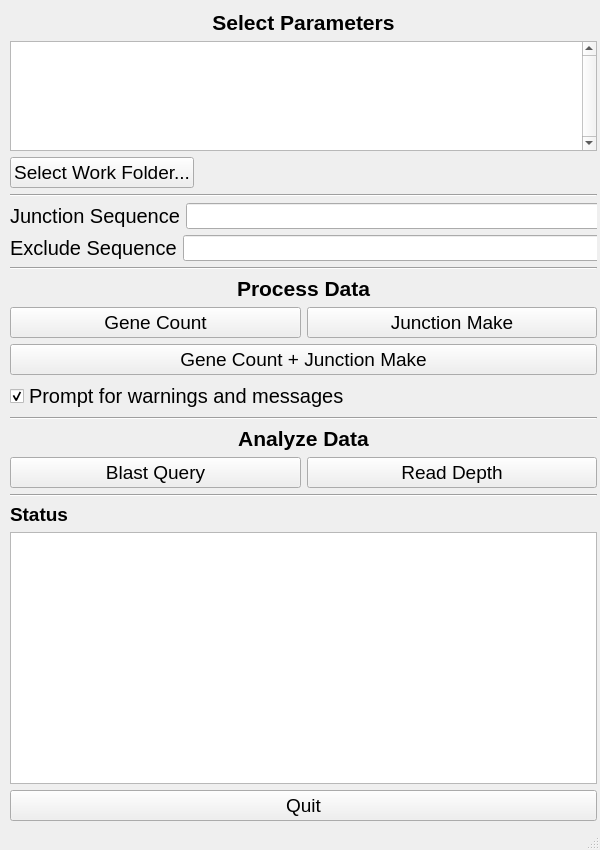
Qt form deepn/mainwindow.ui (emptyewer/deepn-) before a commit.
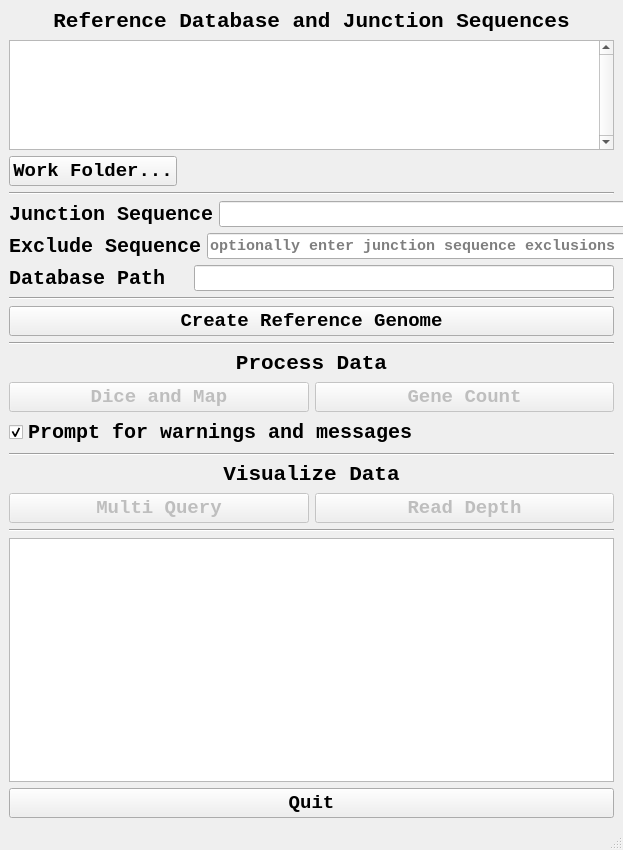
The same form after that commit. Icons and pictures are not drawn. Custom widgets are drawn as their Qt base class.

The edit to the form file:
```diff
--- a/deepn/mainwindow.ui
+++ b/deepn/mainwindow.ui
@@ -6,7 +6,7 @@
    <rect>
     <x>0</x>
     <y>0</y>
-    <width>600</width>
+    <width>623</width>
     <height>850</height>
    </rect>
   </property>
@@ -18,40 +18,41 @@
   </property>
   <property name="minimumSize">
    <size>
-    <width>600</width>
+    <width>623</width>
     <height>850</height>
    </size>
   </property>
   <property name="maximumSize">
    <size>
-    <width>600</width>
+    <width>16777215</width>
     <height>850</height>
    </size>
   </property>
+  <property name="font">
+   <font>
+    <family>Courier New</family>
+    <pointsize>11</pointsize>
+    <bold>true</bold>
+   </font>
+  </property>
   <property name="windowTitle">
    <string>DEEPN++</string>
   </property>
   <widget class="QWidget" name="centralwidget">
-   <widget class="QWidget" name="layoutWidget">
-    <property name="geometry">
-     <rect>
-      <x>10</x>
-      <y>10</y>
-      <width>587</width>
-      <height>811</height>
-     </rect>
-    </property>
+   <layout class="QHBoxLayout" name="horizontalLayout">
+    <item>
     <layout class="QVBoxLayout" name="verticalLayout_2">
      <item>
       <widget class="QLabel" name="select_parameters_lbl">
        <property name="font">
         <font>
+          <family>Courier New</family>
          <pointsize>16</pointsize>
          <bold>true</bold>
         </font>
        </property>
        <property name="text">
-        <string>Select Parameters</string>
+         <string>Reference Database and Junction Sequences</string>
        </property>
        <property name="alignment">
         <set>Qt::AlignCenter</set>
@@ -68,7 +69,9 @@
        </property>
        <property name="font">
         <font>
+          <family>Courier New</family>
          <pointsize>14</pointsize>
+          <bold>true</bold>
         </font>
        </property>
        <property name="verticalScrollBarPolicy">
@@ -109,11 +112,13 @@
         <widget class="QPushButton" name="select_folder_btn">
          <property name="font">
           <font>
+            <family>Courier New</family>
            <pointsize>14</pointsize>
+            <bold>true</bold>
           </font>
          </property>
          <property name="text">
-          <string>Select Work Folder...</string>
+           <string>Work Folder...</string>
          </property>
         </widget>
        </item>
@@ -121,7 +126,9 @@
         <widget class="QLabel" name="folder_path_lbl">
          <property name="font">
           <font>
+            <family>Courier New</family>
            <pointsize>14</pointsize>
+            <bold>true</bold>
           </font>
          </property>
          <property name="text">
@@ -157,7 +164,9 @@
         <widget class="QLabel" name="junction_lbl">
          <property name="font">
           <font>
+            <family>Courier New</family>
            <pointsize>15</pointsize>
+            <bold>true</bold>
           </font>
          </property>
          <property name="text">
@@ -165,19 +174,6 @@
          </property>
         </widget>
        </item>
-       <item>
-        <spacer name="hs1">
-         <property name="orientation">
-          <enum>Qt::Horizontal</enum>
-         </property>
-         <property name="sizeHint" stdset="0">
-          <size>
-           <width>40</width>
-           <height>20</height>
-          </size>
-         </property>
-        </spacer>
-       </item>
        <item>
         <widget class="QLineEdit" name="junction_sequence_txt">
          <property name="minimumSize">
@@ -188,20 +184,27 @@
          </property>
          <property name="font">
           <font>
+            <family>Courier New</family>
            <pointsize>11</pointsize>
-          </font>
-         </property>
+            <bold>true</bold>
+           </font>
+          </property>
+          <property name="readOnly">
+           <bool>false</bool>
+          </property>
         </widget>
        </item>
       </layout>
      </item>
      <item>
-      <layout class="QHBoxLayout" name="process_data_layout_4">
+       <layout class="QHBoxLayout" name="process_data_layout_5">
        <item>
         <widget class="QLabel" name="exclude_lbl">
          <property name="font">
           <font>
+            <family>Courier New</family>
            <pointsize>15</pointsize>
+            <bold>true</bold>
           </font>
          </property>
          <property name="text">
@@ -210,7 +213,7 @@
         </widget>
        </item>
        <item>
-        <spacer name="hs2">
+         <spacer name="horizontalSpacer_3">
          <property name="orientation">
           <enum>Qt::Horizontal</enum>
          </property>
@@ -232,8 +235,65 @@
          </property>
          <property name="font">
           <font>
+            <family>Courier New</family>
            <pointsize>11</pointsize>
-          </font>
+            <bold>true</bold>
+           </font>
+          </property>
+          <property name="placeholderText">
+           <string>optionally enter junction sequence exclusions</string>
+          </property>
+         </widget>
+        </item>
+       </layout>
+      </item>
+      <item>
+       <layout class="QHBoxLayout" name="process_data_layout_4">
+        <item>
+         <widget class="QLabel" name="database_lbl">
+          <property name="font">
+           <font>
+            <family>Courier New</family>
+            <pointsize>15</pointsize>
+            <bold>true</bold>
+           </font>
+          </property>
+          <property name="text">
+           <string>Database Path</string>
+          </property>
+         </widget>
+        </item>
+        <item>
+         <spacer name="horizontalSpacer">
+          <property name="orientation">
+           <enum>Qt::Horizontal</enum>
+          </property>
+          <property name="sizeHint" stdset="0">
+           <size>
+            <width>40</width>
+            <height>20</height>
+           </size>
+          </property>
+         </spacer>
+        </item>
+        <item>
+         <widget class="QLineEdit" name="database_path">
+          <property name="minimumSize">
+           <size>
+            <width>420</width>
+            <height>0</height>
+           </size>
+          </property>
+          <property name="font">
+           <font>
+            <family>Courier New</family>
+            <pointsize>11</pointsize>
+            <italic>true</italic>
+            <bold>true</bold>
+           </font>
+          </property>
+          <property name="readOnly">
+           <bool>true</bool>
          </property>
         </widget>
        </item>
@@ -246,10 +306,32 @@
        </property>
       </widget>
      </item>
+      <item>
+       <widget class="QPushButton" name="create_reference_genome">
+        <property name="font">
+         <font>
+          <family>Courier New</family>
+          <pointsize>14</pointsize>
+          <bold>true</bold>
+         </font>
+        </property>
+        <property name="text">
+         <string>Create Reference Genome</string>
+        </property>
+       </widget>
+      </item>
+      <item>
+       <widget class="Line" name="line_4">
+        <property name="orientation">
+         <enum>Qt::Horizontal</enum>
+        </property>
+       </widget>
+      </item>
      <item>
       <widget class="QLabel" name="process_data_lbl">
        <property name="font">
         <font>
+          <family>Courier New</family>
          <pointsize>16</pointsize>
          <bold>true</bold>
         </font>
@@ -264,11 +346,33 @@
      </item>
      <item>
       <layout class="QHBoxLayout" name="process_data_layout_2">
+        <item>
+         <widget class="QPushButton" name="junction_dice_btn">
+          <property name="enabled">
+           <bool>false</bool>
+          </property>
+          <property name="font">
+           <font>
+            <family>Courier New</family>
+            <pointsize>14</pointsize>
+            <bold>true</bold>
+           </font>
+          </property>
+          <property name="text">
+           <string>Dice and Map</string>
+          </property>
+         </widget>
+        </item>
        <item>
         <widget class="QPushButton" name="gene_count_btn">
+          <property name="enabled">
+           <bool>false</bool>
+          </property>
          <property name="font">
           <font>
+            <family>Courier New</family>
            <pointsize>14</pointsize>
+            <bold>true</bold>
           </font>
          </property>
          <property name="text">
@@ -276,43 +380,15 @@
          </property>
         </widget>
        </item>
-       <item>
-        <widget class="QPushButton" name="junction_make_btn">
-         <property name="font">
-          <font>
-           <pointsize>14</pointsize>
-          </font>
-         </property>
-         <property name="text">
-          <string>Junction Make</string>
-         </property>
-        </widget>
-       </item>
-      </layout>
-     </item>
-     <item>
-      <layout class="QHBoxLayout" name="process_data_layout_1">
-       <item>
-        <widget class="QPushButton" name="gene_count_junction_make_btn">
-         <property name="font">
-          <font>
-           <pointsize>14</pointsize>
-           <bold>false</bold>
-           <strikeout>false</strikeout>
-          </font>
-         </property>
-         <property name="text">
-          <string>Gene Count + Junction Make</string>
-         </property>
-        </widget>
-       </item>
       </layout>
      </item>
      <item>
       <widget class="QCheckBox" name="prompt_box">
        <property name="font">
         <font>
+          <family>Courier New</family>
          <pointsize>15</pointsize>
+          <bold>true</bold>
         </font>
        </property>
        <property name="text">
@@ -334,12 +410,13 @@
       <widget class="QLabel" name="analyze_data_lbl">
        <property name="font">
         <font>
+          <family>Courier New</family>
          <pointsize>16</pointsize>
          <bold>true</bold>
         </font>
        </property>
        <property name="text">
-        <string>Analyze Data</string>
+         <string>Visualize Data</string>
        </property>
        <property name="alignment">
         <set>Qt::AlignCenter</set>
@@ -350,15 +427,19 @@
       <layout class="QHBoxLayout" name="analyze_data_layout">
        <item>
         <widget class="QPushButton" name="query_blast_btn">
+          <property name="enabled">
+           <bool>false</bool>
+          </property>
          <property name="font">
           <font>
+            <family>Courier New</family>
            <pointsize>14</pointsize>
-           <bold>false</bold>
+            <bold>true</bold>
            <strikeout>false</strikeout>
           </font>
          </property>
          <property name="text">
-          <string>Blast Query</string>
+           <string>Multi Query</string>
          </property>
          <property name="autoDefault">
           <bool>false</bool>
@@ -370,10 +451,14 @@
        </item>
        <item>
         <widget class="QPushButton" name="read_depth_btn">
+          <property name="enabled">
+           <bool>false</bool>
+          </property>
          <property name="font">
           <font>
+            <family>Courier New</family>
            <pointsize>14</pointsize>
-           <bold>false</bold>
+            <bold>true</bold>
            <strikeout>false</strikeout>
           </font>
          </property>
@@ -393,19 +478,6 @@
      </item>
      <item>
       <layout class="QVBoxLayout" name="status_layout">
-       <item>
-        <widget class="QLabel" name="status_lbl">
-         <property name="font">
-          <font>
-           <pointsize>14</pointsize>
-           <bold>true</bold>
-          </font>
-         </property>
-         <property name="text">
-          <string>Status</string>
-         </property>
-        </widget>
-       </item>
        <item>
         <widget class="DQTextEdit" name="status_text">
          <property name="maximumSize">
@@ -416,7 +488,9 @@
          </property>
          <property name="font">
           <font>
+            <family>Courier New</family>
            <pointsize>12</pointsize>
+            <bold>true</bold>
           </font>
          </property>
          <property name="cursor" stdset="0">
@@ -448,7 +522,9 @@
       <widget class="QPushButton" name="quit_btn">
        <property name="font">
         <font>
+          <family>Courier New</family>
          <pointsize>14</pointsize>
+          <bold>true</bold>
         </font>
        </property>
        <property name="text">
@@ -457,7 +533,8 @@
       </widget>
      </item>
     </layout>
-   </widget>
+    </item>
+   </layout>
   </widget>
   <widget class="QStatusBar" name="status_bar"/>
  </widget>
```
Left out of the diff: 29 changed lines with no effect on the pictures. Lines whose indentation alone changed are shown as unchanged.
